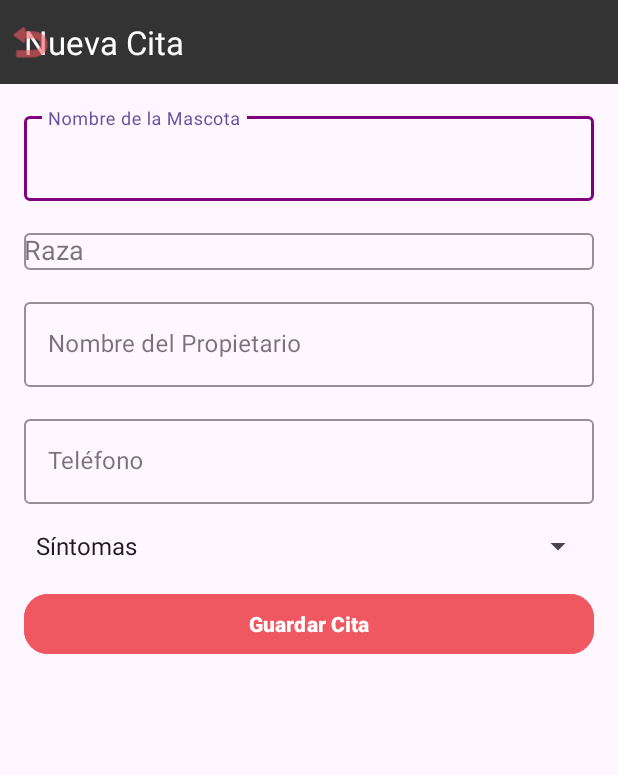
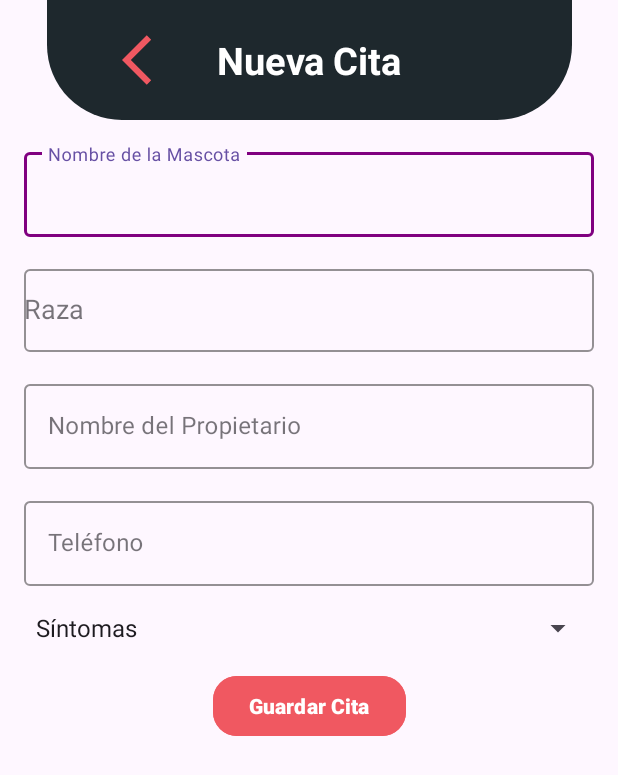
Before and after one commit to Carlos-39/equipoCatorce, an Android app: the screen it shows after launch (MainActivity), on a phone screen of 412 x 824 dp. Shown: the top 775 px of the screen. Run offline under Robolectric (Android 15) with nearby library versions, the phone set to English and light mode, and no system bars; our stand-ins replace data binding; 1 statement that could not run was skipped.

Commit message:
Añadiendo toolbar personalizado con fondo gris oscuro, con sus esquinas inferiores curvadas
añadiendo toolbar personalizada con

```diff
--- a/app/src/main/res/layout/fragment_nueva_cita.xml
+++ b/app/src/main/res/layout/fragment_nueva_cita.xml
@@ -1,50 +1,65 @@
 <?xml version="1.0" encoding="utf-8"?>
+<layout xmlns:android="http://schemas.android.com/apk/res/android"
+    xmlns:tools="http://schemas.android.com/tools"
+    xmlns:app="http://schemas.android.com/apk/res-auto">
+
     <androidx.constraintlayout.widget.ConstraintLayout
-    xmlns:android="http://schemas.android.com/apk/res/android"
-    xmlns:app="http://schemas.android.com/apk/res-auto"
         android:layout_width="match_parent"
         android:layout_height="match_parent">
 
-    <!-- Toolbar personalizada -->
         <androidx.appcompat.widget.Toolbar
             android:id="@+id/toolbarNuevaCita"
-        android:layout_width="0dp"
-        android:layout_height="56dp"
-        android:background="#333333"
-        app:title="@string/title_nueva_cita"
-        app:titleTextColor="@android:color/white"
-        app:layout_constraintTop_toTopOf="parent"
+            android:layout_width="350dp"
+            android:layout_height="80dp"
+            android:layout_marginStart="16dp"
+            android:layout_marginEnd="16dp"
+            android:background="@drawable/toolbar"
+            android:elevation="6dp"
+            android:padding="12dp"
+            app:layout_constraintEnd_toEndOf="parent"
             app:layout_constraintStart_toStartOf="parent"
-        app:layout_constraintEnd_toEndOf="parent" />
+            app:layout_constraintTop_toTopOf="parent">
 
-    <!-- Flecha de atrás -->
-    <ImageButton
-        android:id="@+id/btnBack"
+        <ImageView
+            android:id="@+id/ivBack"
             android:layout_width="40dp"
             android:layout_height="40dp"
-        android:background="@android:color/transparent"
-        android:src="@android:drawable/ic_menu_revert"
-        android:contentDescription="@string/back"
-        app:layout_constraintTop_toTopOf="@id/toolbarNuevaCita"
-        app:layout_constraintBottom_toBottomOf="@id/toolbarNuevaCita"
-        app:layout_constraintStart_toStartOf="parent"
-        app:tint="#F05861" />
+            android:layout_gravity="start"
+            android:layout_marginStart="50sp"
+            android:clickable="true"
+            android:contentDescription="TODO"
+            android:focusable="true"
+            android:src="@drawable/ic_back_arrow" />
 
-    <!-- Nombre de la mascota -->
+        <TextView
+            android:id="@+id/tvName"
+            android:layout_width="wrap_content"
+            android:layout_height="wrap_content"
+            android:layout_gravity="center"
+            android:text="Nueva Cita"
+            android:textColor="@color/white"
+            android:textSize="25sp"
+            android:textStyle="bold" />
+
+        </androidx.appcompat.widget.Toolbar>
+
+
+
+
     <com.google.android.material.textfield.TextInputLayout
         android:id="@+id/inputLayoutNombreMascota"
         style="@style/Widget.MaterialComponents.TextInputLayout.OutlinedBox"
         android:layout_width="0dp"
         android:layout_height="wrap_content"
+        android:layout_marginStart="16dp"
+        android:layout_marginTop="16dp"
+        android:layout_marginEnd="16dp"
         android:hint="@string/hint_nombre_mascota"
         app:boxStrokeColor="#800080"
         app:boxStrokeWidthFocused="2dp"
-        app:layout_constraintTop_toBottomOf="@id/toolbarNuevaCita"
+        app:layout_constraintEnd_toEndOf="parent"
         app:layout_constraintStart_toStartOf="parent"
-        app:layout_constraintEnd_toEndOf="parent"
-        android:layout_marginStart="16dp"
-        android:layout_marginEnd="16dp"
-        android:layout_marginTop="16dp">
+        app:layout_constraintTop_toBottomOf="@id/toolbarNuevaCita">
 
         <com.google.android.material.textfield.TextInputEditText
             android:id="@+id/editTextNombreMascota"
@@ -60,20 +75,20 @@
         style="@style/Widget.MaterialComponents.TextInputLayout.OutlinedBox"
         android:layout_width="0dp"
         android:layout_height="wrap_content"
+        android:layout_marginStart="16dp"
+        android:layout_marginTop="16dp"
+        android:layout_marginEnd="16dp"
         android:hint="@string/hint_raza"
         app:boxStrokeColor="#800080"
         app:boxStrokeWidthFocused="2dp"
-        app:layout_constraintTop_toBottomOf="@id/inputLayoutNombreMascota"
+        app:layout_constraintEnd_toEndOf="parent"
         app:layout_constraintStart_toStartOf="parent"
-        app:layout_constraintEnd_toEndOf="parent"
-        android:layout_marginStart="16dp"
-        android:layout_marginEnd="16dp"
-        android:layout_marginTop="16dp">
+        app:layout_constraintTop_toBottomOf="@id/inputLayoutNombreMascota">
 
         <AutoCompleteTextView
             android:id="@+id/inputRaza"
             android:layout_width="match_parent"
-            android:layout_height="wrap_content"
+            android:layout_height="55dp"
             android:inputType="text" />
     </com.google.android.material.textfield.TextInputLayout>
 
@@ -83,22 +98,22 @@
         style="@style/Widget.MaterialComponents.TextInputLayout.OutlinedBox"
         android:layout_width="0dp"
         android:layout_height="wrap_content"
+        android:layout_marginStart="16dp"
+        android:layout_marginTop="16dp"
+        android:layout_marginEnd="16dp"
         android:hint="@string/hint_nombre_propietario"
         app:boxStrokeColor="#800080"
         app:boxStrokeWidthFocused="2dp"
-        app:layout_constraintTop_toBottomOf="@id/inputLayoutRaza"
+        app:layout_constraintEnd_toEndOf="parent"
         app:layout_constraintStart_toStartOf="parent"
-        app:layout_constraintEnd_toEndOf="parent"
-        android:layout_marginStart="16dp"
-        android:layout_marginEnd="16dp"
-        android:layout_marginTop="16dp">
+        app:layout_constraintTop_toBottomOf="@id/inputLayoutRaza">
 
         <com.google.android.material.textfield.TextInputEditText
             android:id="@+id/editTextNombrePropietario"
             android:layout_width="match_parent"
             android:layout_height="wrap_content"
-            android:maxLength="30"
-            android:inputType="textPersonName"/>
+            android:inputType="textPersonName"
+            android:maxLength="30" />
     </com.google.android.material.textfield.TextInputLayout>
 
     <!-- Teléfono -->
@@ -107,22 +122,22 @@
         style="@style/Widget.MaterialComponents.TextInputLayout.OutlinedBox"
         android:layout_width="0dp"
         android:layout_height="wrap_content"
+        android:layout_marginStart="16dp"
+        android:layout_marginTop="16dp"
+        android:layout_marginEnd="16dp"
         android:hint="@string/hint_telefono"
         app:boxStrokeColor="#800080"
         app:boxStrokeWidthFocused="2dp"
-        app:layout_constraintTop_toBottomOf="@id/inputLayoutNombrePropietario"
+        app:layout_constraintEnd_toEndOf="parent"
         app:layout_constraintStart_toStartOf="parent"
-        app:layout_constraintEnd_toEndOf="parent"
-        android:layout_marginStart="16dp"
-        android:layout_marginEnd="16dp"
-        android:layout_marginTop="16dp">
+        app:layout_constraintTop_toBottomOf="@id/inputLayoutNombrePropietario">
 
         <com.google.android.material.textfield.TextInputEditText
             android:id="@+id/editTextTelefono"
             android:layout_width="match_parent"
             android:layout_height="wrap_content"
-            android:maxLength="10"
-            android:inputType="phone"/>
+            android:inputType="phone"
+            android:maxLength="10" />
     </com.google.android.material.textfield.TextInputLayout>
 
     <!-- Spinner síntomas -->
@@ -130,17 +145,16 @@
         android:id="@+id/spinnerSintomas"
         android:layout_width="0dp"
         android:layout_height="wrap_content"
-        app:layout_constraintTop_toBottomOf="@id/inputLayoutTelefono"
+        android:layout_marginStart="16dp"
+        android:layout_marginTop="16dp"
+        android:layout_marginEnd="16dp"
+        app:layout_constraintEnd_toEndOf="parent"
         app:layout_constraintStart_toStartOf="parent"
-        app:layout_constraintEnd_toEndOf="parent"
-        android:layout_marginStart="16dp"
-        android:layout_marginEnd="16dp"
-        android:layout_marginTop="16dp" />
+        app:layout_constraintTop_toBottomOf="@id/inputLayoutTelefono" />
 
     <!-- Botón guardar -->
     <com.google.android.material.button.MaterialButton
         android:id="@+id/btnGuardarCita"
-        android:layout_width="0dp"
         android:layout_height="wrap_content"
         android:text="@string/guardar_cita"
         android:textColor="@android:color/white"
@@ -149,12 +163,15 @@
         android:iconTint="@android:color/white"
         app:iconPadding="8dp"
         android:backgroundTint="#F05861"
+        android:layout_margin="16dp"
+        app:layout_constraintTop_toBottomOf="@id/spinnerSintomas"
+        app:layout_constraintEnd_toEndOf="parent"
+        app:layout_constraintStart_toStartOf="parent"
         app:cornerRadius="16dp"
-        app:layout_constraintTop_toBottomOf="@id/spinnerSintomas"
-        app:layout_constraintStart_toStartOf="parent"
-        app:layout_constraintEnd_toEndOf="parent"
-        android:layout_margin="16dp"
-        android:enabled="false"/>
+        android:enabled="false"
+        android:layout_width="wrap_content"
+        />
 
 
 </androidx.constraintlayout.widget.ConstraintLayout>
+</layout>
```
Lines whose indentation alone changed are shown as unchanged.
